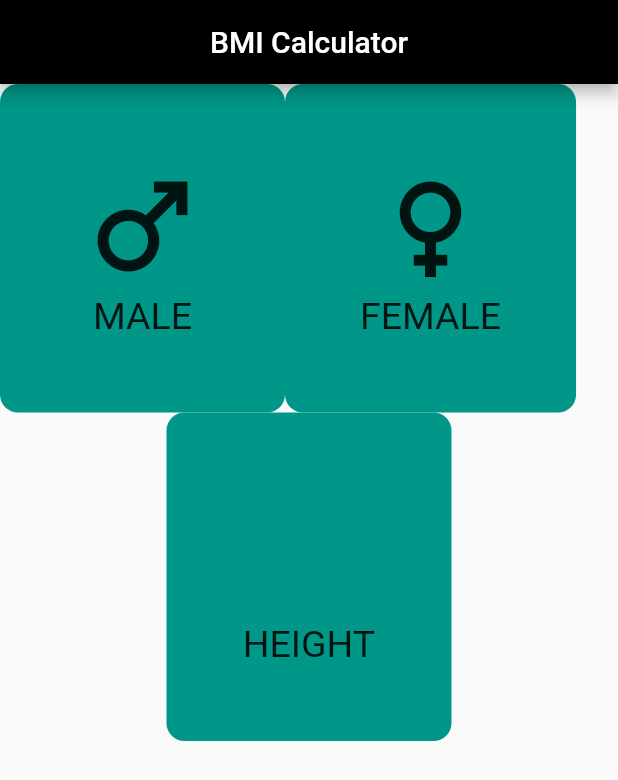
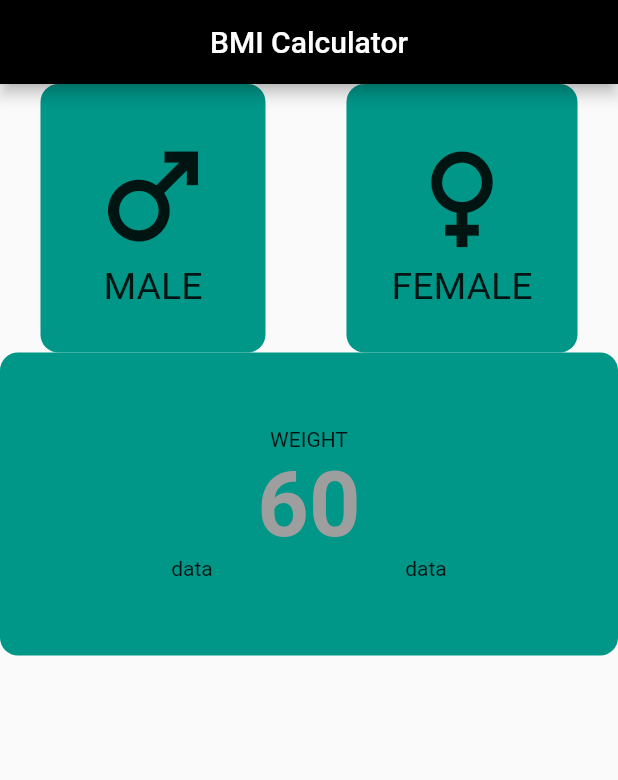
Before and after one commit to fluttberry/bmi_calculator_app, a Flutter app: the screen it shows after launch, on a phone screen of 412 x 824 dp. Shown: the top 780 px of the screen. Run offline on Flutter 3.47's test engine with Material 2 defaults, Android fonts, the phone set to English and light mode, and no system bars; statements that could not run were skipped.

Commit message:
bmi_app_ongoing

```diff
--- /dev/null
+++ b/lib/constants/colors/colors.dart
@@ -0,0 +1,6 @@
+import 'package:flutter/material.dart';
+
+class AppColors {
+  static const Color mainColor = Colors.grey;
+  static const Color white = Colors.white;
+}
--- /dev/null
+++ b/lib/constants/text_style/text_styles.dart
@@ -0,0 +1,18 @@
+import 'package:bmi_app/constants/colors/colors.dart';
+import 'package:flutter/material.dart';
+
+class TextStyles {
+
+ TextStyle text60White = const TextStyle(
+  fontSize: 60,
+  color: AppColors.mainColor,
+  fontWeight: FontWeight.bold
+ );
+ TextStyle text70Grey = const TextStyle(
+  fontSize: 70,
+  color: AppColors.white,
+  fontWeight: FontWeight.bold
+ );
+
+
+}
--- a/lib/presentations/pages/home_page.dart
+++ b/lib/presentations/pages/home_page.dart
@@ -1,3 +1,4 @@
+import 'package:bmi_app/constants/text_style/text_styles.dart';
 import 'package:bmi_app/presentations/widgets/custom_container.dart';
 import 'package:flutter/material.dart';
 
@@ -14,14 +15,40 @@ class HomePage extends StatelessWidget {
       ),
       body: Column(children: [
         Row(
+          mainAxisAlignment: MainAxisAlignment.spaceAround,
           children: const [
             CustomContainer(text: 'male', icons: Icons.male),
             CustomContainer(text: 'female', icons: Icons.female),
           ],
         ),
-        const CustomContainer(
-          text: 'height',
-
+        Container(
+          decoration: BoxDecoration(
+            borderRadius: BorderRadius.circular(12),
+            color: Colors.teal,
+          ),
+          child: Padding(
+            padding: const EdgeInsets.all(50.0),
+            child: Column(
+              children: [
+                Text(
+                  'weight'.toUpperCase(),
+                  style: TextStyles.text70Grey,
+                ),
+                Text(
+                  '60',
+                  style: TextStyles().text60White,
+                ),
+                Row(
+                  mainAxisAlignment: MainAxisAlignment.spaceAround,
+                  // ignore: prefer_const_literals_to_create_immutables
+                  children: [
+                    const Text('data'),
+                    const Text('data'),
+                  ],
+                ),
+              ],
+            ),
+          ),
         )
       ]),
     );
--- a/lib/presentations/widgets/custom_container.dart
+++ b/lib/presentations/widgets/custom_container.dart
@@ -17,7 +17,7 @@ class CustomContainer extends StatelessWidget {
         borderRadius: BorderRadius.circular(12),
         color: Colors.teal,
       ),
-      padding: const EdgeInsets.all(50),
+      padding: const EdgeInsets.all(30),
       child: Column(
         children: [
           Icon(
```
